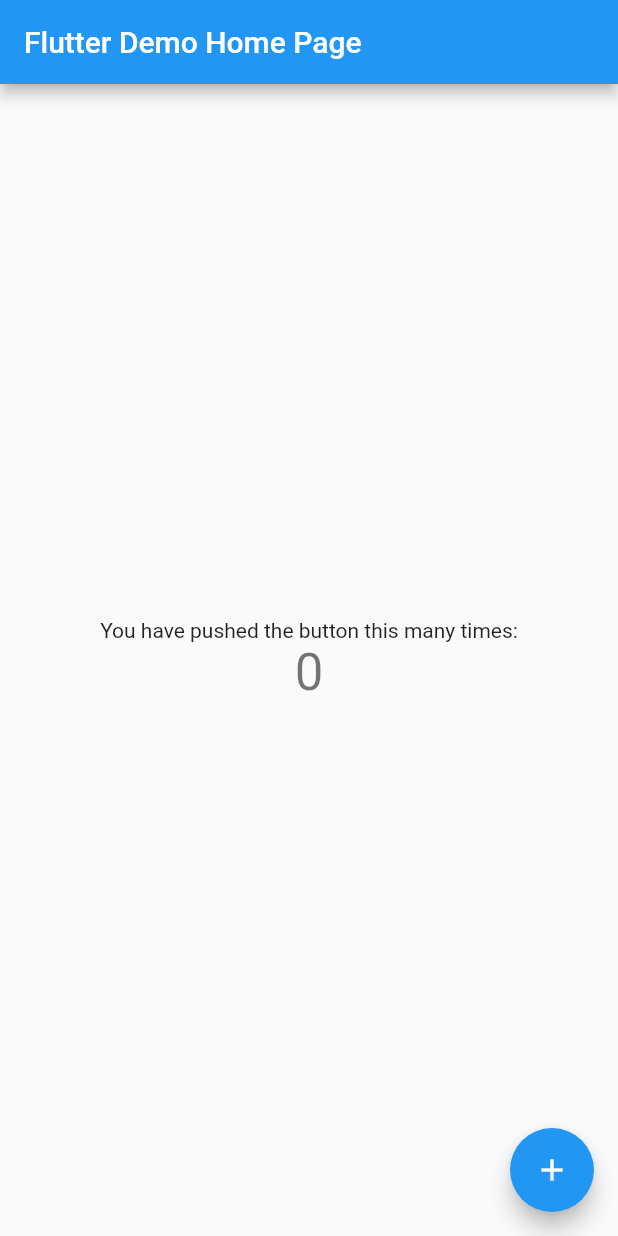
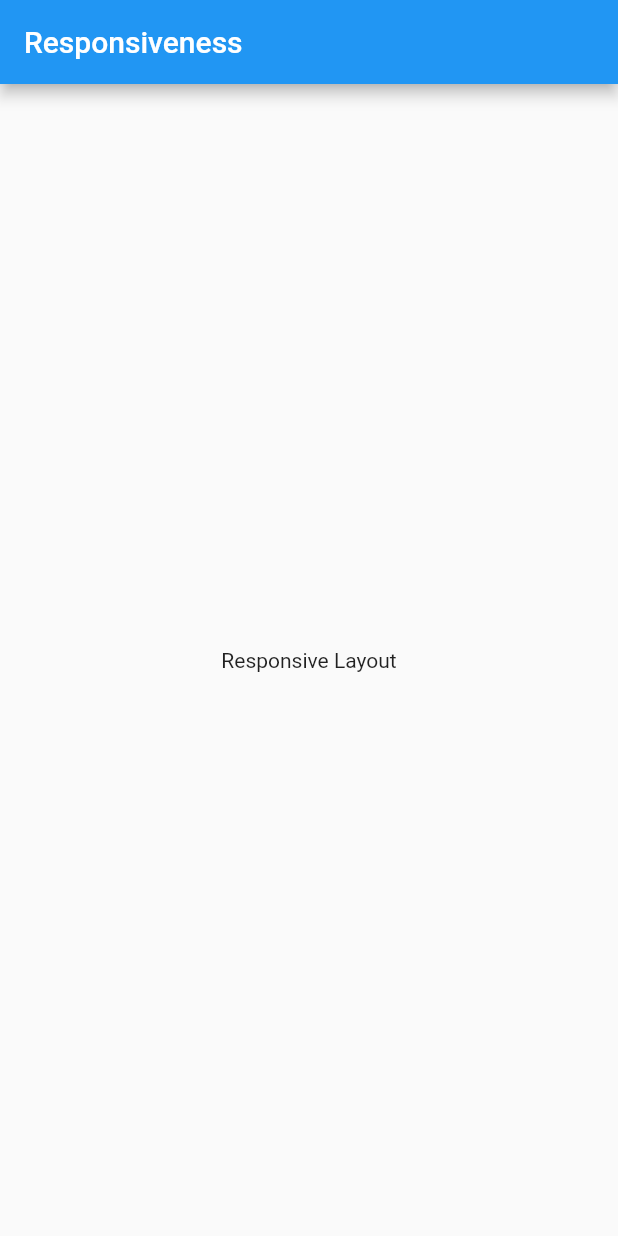
Before and after one commit to aanupam29/Maximilian-s-Flutter-course, a Flutter app: the screen it shows after launch, on a phone screen of 412 x 824 dp. Run offline on Flutter 3.47's test engine with Material 2 defaults, Android fonts, the phone set to English and light mode, and no system bars.

Commit message:
cleaning main

```diff
--- a/responsive_uis/lib/main.dart
+++ b/responsive_uis/lib/main.dart
@@ -7,105 +7,23 @@ class MyApp extends StatelessWidget {
   @override
   Widget build(BuildContext context) {
     return MaterialApp(
-      title: 'Flutter Demo',
+      title: 'Responsive UI\'s',
       theme: ThemeData(
-        // This is the theme of your application.
-        //
-        // Try running your application with "flutter run". You'll see the
-        // application has a blue toolbar. Then, without quitting the app, try
-        // changing the primarySwatch below to Colors.green and then invoke
-        // "hot reload" (press "r" in the console where you ran "flutter run",
-        // or simply save your changes to "hot reload" in a Flutter IDE).
-        // Notice that the counter didn't reset back to zero; the application
-        // is not restarted.
         primarySwatch: Colors.blue,
       ),
-      home: MyHomePage(title: 'Flutter Demo Home Page'),
+      home: MyHomePage(),
     );
   }
 }
 
-class MyHomePage extends StatefulWidget {
-  MyHomePage({Key key, this.title}) : super(key: key);
-
-  // This widget is the home page of your application. It is stateful, meaning
-  // that it has a State object (defined below) that contains fields that affect
-  // how it looks.
-
-  // This class is the configuration for the state. It holds the values (in this
-  // case the title) provided by the parent (in this case the App widget) and
-  // used by the build method of the State. Fields in a Widget subclass are
-  // always marked "final".
-
-  final String title;
-
-  @override
-  _MyHomePageState createState() => _MyHomePageState();
-}
-
-class _MyHomePageState extends State<MyHomePage> {
-  int _counter = 0;
-
-  void _incrementCounter() {
-    setState(() {
-      // This call to setState tells the Flutter framework that something has
-      // changed in this State, which causes it to rerun the build method below
-      // so that the display can reflect the updated values. If we changed
-      // _counter without calling setState(), then the build method would not be
-      // called again, and so nothing would appear to happen.
-      _counter++;
-    });
-  }
-
+class MyHomePage extends StatelessWidget {
   @override
   Widget build(BuildContext context) {
-    // This method is rerun every time setState is called, for instance as done
-    // by the _incrementCounter method above.
-    //
-    // The Flutter framework has been optimized to make rerunning build methods
-    // fast, so that you can just rebuild anything that needs updating rather
-    // than having to individually change instances of widgets.
     return Scaffold(
       appBar: AppBar(
-        // Here we take the value from the MyHomePage object that was created by
-        // the App.build method, and use it to set our appbar title.
-        title: Text(widget.title),
+        title: Text('Responsiveness'),
       ),
-      body: Center(
-        // Center is a layout widget. It takes a single child and positions it
-        // in the middle of the parent.
-        child: Column(
-          // Column is also layout widget. It takes a list of children and
-          // arranges them vertically. By default, it sizes itself to fit its
-          // children horizontally, and tries to be as tall as its parent.
-          //
-          // Invoke "debug painting" (press "p" in the console, choose the
-          // "Toggle Debug Paint" action from the Flutter Inspector in Android
-          // Studio, or the "Toggle Debug Paint" command in Visual Studio Code)
-          // to see the wireframe for each widget.
-          //
-          // Column has various properties to control how it sizes itself and
-          // how it positions its children. Here we use mainAxisAlignment to
-          // center the children vertically; the main axis here is the vertical
-          // axis because Columns are vertical (the cross axis would be
-          // horizontal).
-          mainAxisAlignment: MainAxisAlignment.center,
-          children: <Widget>[
-            Text(
-              'You have pushed the button this many times:',
-            ),
-            Text(
-              '$_counter',
-              style: Theme.of(context).textTheme.display1,
-            ),
-          ],
-        ),
-      ),
-      floatingActionButton: FloatingActionButton(
-        onPressed: _incrementCounter,
-        tooltip: 'Increment',
-        child: Icon(Icons.add),
-      ), // This trailing comma makes auto-formatting nicer for build methods.
+      body: Center(child: Text('Responsive Layout')),
     );
   }
 }
```
